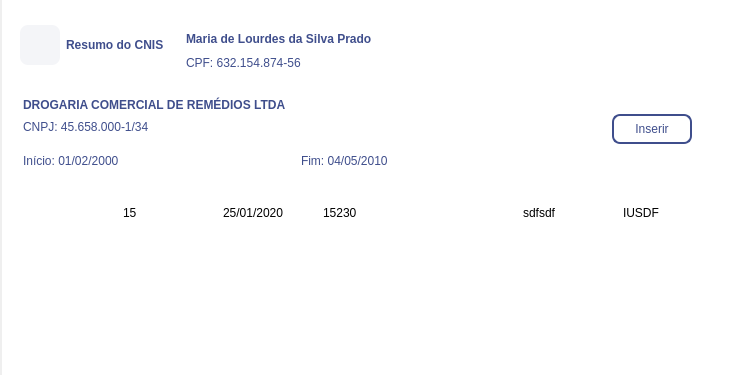
The window that Design/UI/wdgResumoCNIS.ui (newprev/PrevCliente) describes before a commit, drawn with Qt 5; both pictures show x 0 to 739 and y 0 to 375 of the 1181 by 515 pixel window.
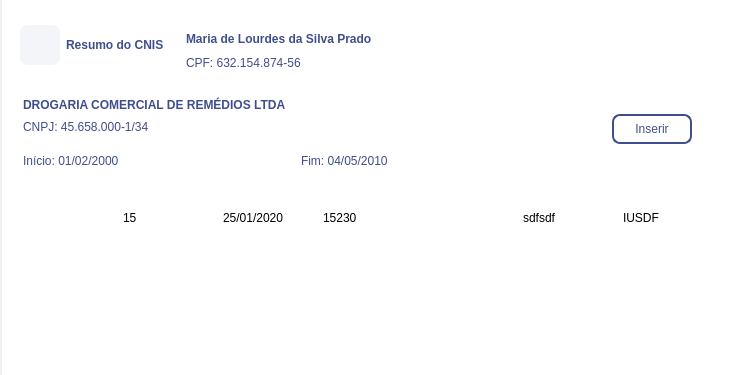
The same window after the commit. The open tabs and pages were chosen to show the change. Icons and pictures are not drawn.

Diff of the .ui file:
```diff
--- a/Design/UI/wdgResumoCNIS.ui
+++ b/Design/UI/wdgResumoCNIS.ui
@@ -581,7 +581,7 @@
 }
 
 #tblContribuicoes::item {
-	padding: 2px 24px 2px 24px;
+	padding: 2px 2px 2px 2px;
 }</string>
         </property>
         <property name="frameShape">
@@ -861,6 +861,15 @@
                      <attribute name="verticalHeaderVisible">
                       <bool>false</bool>
                      </attribute>
+                     <attribute name="verticalHeaderCascadingSectionResizes">
+                      <bool>true</bool>
+                     </attribute>
+                     <attribute name="verticalHeaderMinimumSectionSize">
+                      <number>25</number>
+                     </attribute>
+                     <attribute name="verticalHeaderDefaultSectionSize">
+                      <number>40</number>
+                     </attribute>
                      <attribute name="verticalHeaderHighlightSections">
                       <bool>false</bool>
                      </attribute>
@@ -889,7 +898,7 @@
                      </column>
                      <column>
                       <property name="text">
-                       <string>Entrada</string>
+                       <string>Vínculo</string>
                       </property>
                       <property name="font">
                        <font>
@@ -1094,7 +1103,7 @@
                        </font>
                       </property>
                       <property name="textAlignment">
-                       <set>AlignTrailing|AlignVCenter</set>
+                       <set>AlignCenter</set>
                       </property>
                       <property name="background">
                        <color>
@@ -1113,11 +1122,6 @@
                        </brush>
                       </property>
                      </column>
-                     <column>
-                      <property name="text">
-                       <string/>
-                      </property>
-                     </column>
                      <item row="0" column="1">
                       <property name="text">
                        <string>15</string>
```
Left out of the diff: 9 changed lines with no effect on the pictures.
